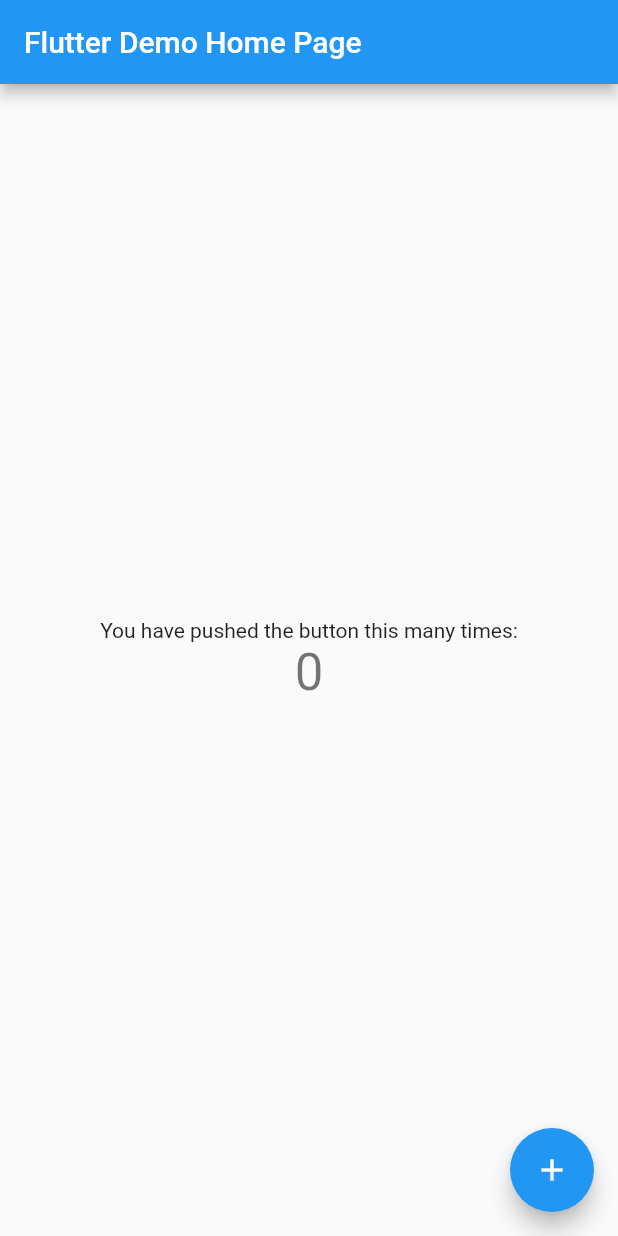
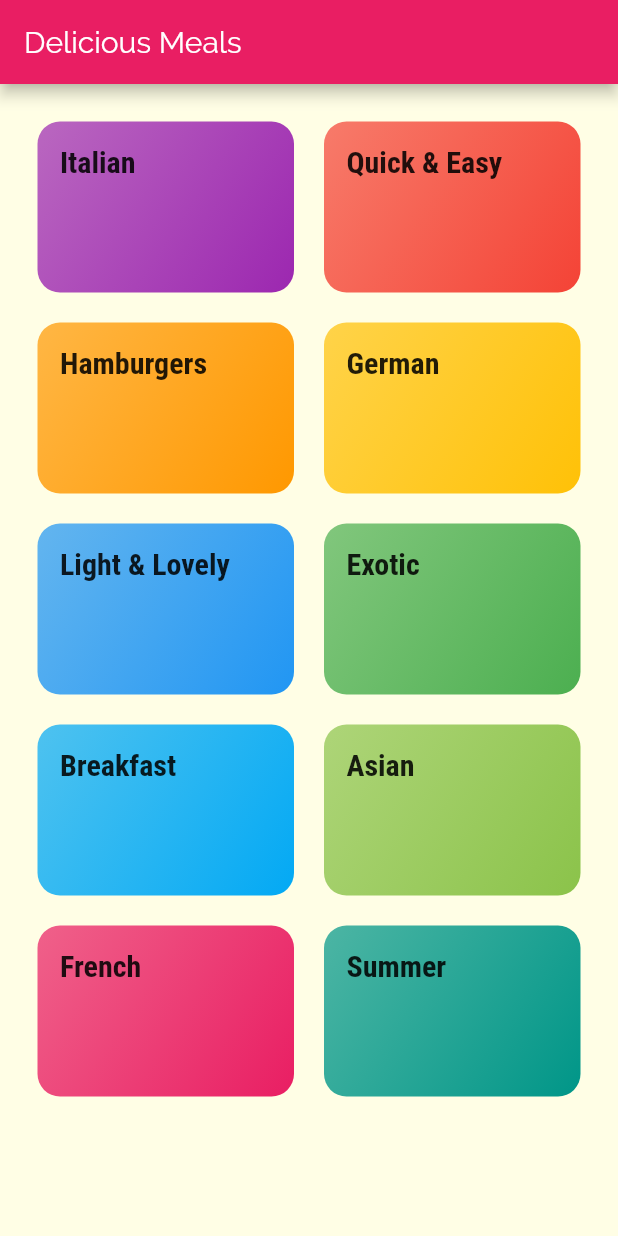
Before and after one commit to darshangit/flutter-app3-meals, a Flutter app: the screen it shows after launch, on a phone screen of 412 x 824 dp. Run offline on Flutter 3.47's test engine with Material 2 defaults, Android fonts, the phone set to English and light mode, and no system bars.

Commit message:
fonts , theme and initial structure with first page

```diff
--- /dev/null
+++ b/lib/categories_screen.dart
@@ -0,0 +1,23 @@
+import 'package:flutter/material.dart';
+
+import 'category_item.dart';
+import 'dummy-data.dart';
+
+class CategoriesScreen extends StatelessWidget {
+  @override
+  Widget build(BuildContext context) {
+    return Scaffold(
+        appBar: AppBar(title: const Text('Delicious Meals')),
+        body: GridView(
+          padding: const EdgeInsets.all(25),
+          children: DUMMY_CATEGORIES
+              .map((catData) => CategoryItem(catData.title, catData.color))
+              .toList(),
+          gridDelegate: SliverGridDelegateWithMaxCrossAxisExtent(
+              maxCrossAxisExtent: 200,
+              childAspectRatio: 3 / 2,
+              crossAxisSpacing: 20,
+              mainAxisSpacing: 20),
+        ));
+  }
+}
--- /dev/null
+++ b/lib/category_item.dart
@@ -0,0 +1,24 @@
+import 'package:flutter/material.dart';
+
+class CategoryItem extends StatelessWidget {
+  final String title;
+  final Color color;
+
+  CategoryItem(this.title, this.color);
+
+  @override
+  Widget build(BuildContext context) {
+    return Container(
+        padding: const EdgeInsets.all(15),
+        child: Text(
+          title,
+          style: Theme.of(context).textTheme.title,
+        ),
+        decoration: BoxDecoration(
+            gradient: LinearGradient(
+                colors: [color.withOpacity(0.7), color],
+                begin: Alignment.topLeft,
+                end: Alignment.bottomRight),
+            borderRadius: BorderRadius.circular(15)));
+  }
+}
--- /dev/null
+++ b/lib/dummy-data.dart
@@ -0,0 +1,56 @@
+import 'package:flutter/material.dart';
+
+import './models/category.dart';
+
+const DUMMY_CATEGORIES = const [
+  Category(
+    id: 'c1',
+    title: 'Italian',
+    color: Colors.purple,
+  ),
+  Category(
+    id: 'c2',
+    title: 'Quick & Easy',
+    color: Colors.red,
+  ),
+  Category(
+    id: 'c3',
+    title: 'Hamburgers',
+    color: Colors.orange,
+  ),
+  Category(
+    id: 'c4',
+    title: 'German',
+    color: Colors.amber,
+  ),
+  Category(
+    id: 'c5',
+    title: 'Light & Lovely',
+    color: Colors.blue,
+  ),
+  Category(
+    id: 'c6',
+    title: 'Exotic',
+    color: Colors.green,
+  ),
+  Category(
+    id: 'c7',
+    title: 'Breakfast',
+    color: Colors.lightBlue,
+  ),
+  Category(
+    id: 'c8',
+    title: 'Asian',
+    color: Colors.lightGreen,
+  ),
+  Category(
+    id: 'c9',
+    title: 'French',
+    color: Colors.pink,
+  ),
+  Category(
+    id: 'c10',
+    title: 'Summer',
+    color: Colors.teal,
+  ),
+];
--- a/lib/main.dart
+++ b/lib/main.dart
@@ -1,111 +1,26 @@
 import 'package:flutter/material.dart';
+import 'package:flutter_app3_meals/categories_screen.dart';
 
 void main() => runApp(MyApp());
 
 class MyApp extends StatelessWidget {
-  // This widget is the root of your application.
   @override
   Widget build(BuildContext context) {
     return MaterialApp(
-      title: 'Flutter Demo',
+      title: 'Delicious',
       theme: ThemeData(
-        // This is the theme of your application.
-        //
-        // Try running your application with "flutter run". You'll see the
-        // application has a blue toolbar. Then, without quitting the app, try
-        // changing the primarySwatch below to Colors.green and then invoke
-        // "hot reload" (press "r" in the console where you ran "flutter run",
-        // or simply save your changes to "hot reload" in a Flutter IDE).
-        // Notice that the counter didn't reset back to zero; the application
-        // is not restarted.
-        primarySwatch: Colors.blue,
-      ),
-      home: MyHomePage(title: 'Flutter Demo Home Page'),
+          primarySwatch: Colors.pink,
+          accentColor: Colors.amber,
+          canvasColor: Color.fromRGBO(255, 254, 229, 1),
+          fontFamily: 'Raleway',
+          textTheme: ThemeData.light().textTheme.copyWith(
+              body1: TextStyle(color: Color.fromRGBO(20, 51, 51, 1)),
+              body2: TextStyle(color: Color.fromRGBO(20, 51, 51, 1)),
+              title: TextStyle(
+                  fontSize: 20,
+                  fontFamily: 'RobotoCondensed',
+                  fontWeight: FontWeight.bold))),
+      home: CategoriesScreen(),
     );
   }
 }
-
-class MyHomePage extends StatefulWidget {
-  MyHomePage({Key key, this.title}) : super(key: key);
-
-  // This widget is the home page of your application. It is stateful, meaning
-  // that it has a State object (defined below) that contains fields that affect
-  // how it looks.
-
-  // This class is the configuration for the state. It holds the values (in this
-  // case the title) provided by the parent (in this case the App widget) and
-  // used by the build method of the State. Fields in a Widget subclass are
-  // always marked "final".
-
-  final String title;
-
-  @override
-  _MyHomePageState createState() => _MyHomePageState();
-}
-
-class _MyHomePageState extends State<MyHomePage> {
-  int _counter = 0;
-
-  void _incrementCounter() {
-    setState(() {
-      // This call to setState tells the Flutter framework that something has
-      // changed in this State, which causes it to rerun the build method below
-      // so that the display can reflect the updated values. If we changed
-      // _counter without calling setState(), then the build method would not be
-      // called again, and so nothing would appear to happen.
-      _counter++;
-    });
-  }
-
-  @override
-  Widget build(BuildContext context) {
-    // This method is rerun every time setState is called, for instance as done
-    // by the _incrementCounter method above.
-    //
-    // The Flutter framework has been optimized to make rerunning build methods
-    // fast, so that you can just rebuild anything that needs updating rather
-    // than having to individually change instances of widgets.
-    return Scaffold(
-      appBar: AppBar(
-        // Here we take the value from the MyHomePage object that was created by
-        // the App.build method, and use it to set our appbar title.
-        title: Text(widget.title),
-      ),
-      body: Center(
-        // Center is a layout widget. It takes a single child and positions it
-        // in the middle of the parent.
-        child: Column(
-          // Column is also a layout widget. It takes a list of children and
-          // arranges them vertically. By default, it sizes itself to fit its
-          // children horizontally, and tries to be as tall as its parent.
-          //
-          // Invoke "debug painting" (press "p" in the console, choose the
-          // "Toggle Debug Paint" action from the Flutter Inspector in Android
-          // Studio, or the "Toggle Debug Paint" command in Visual Studio Code)
-          // to see the wireframe for each widget.
-          //
-          // Column has various properties to control how it sizes itself and
-          // how it positions its children. Here we use mainAxisAlignment to
-          // center the children vertically; the main axis here is the vertical
-          // axis because Columns are vertical (the cross axis would be
-          // horizontal).
-          mainAxisAlignment: MainAxisAlignment.center,
-          children: <Widget>[
-            Text(
-              'You have pushed the button this many times:',
-            ),
-            Text(
-              '$_counter',
-              style: Theme.of(context).textTheme.display1,
-            ),
-          ],
-        ),
-      ),
-      floatingActionButton: FloatingActionButton(
-        onPressed: _incrementCounter,
-        tooltip: 'Increment',
-        child: Icon(Icons.add),
-      ), // This trailing comma makes auto-formatting nicer for build methods.
-    );
-  }
-}
--- /dev/null
+++ b/lib/models/category.dart
@@ -0,0 +1,10 @@
+import 'package:flutter/material.dart';
+
+class Category {
+  final String id;
+  final String title;
+  final Color color;
+
+  const Category(
+      {@required this.id, @required this.title, this.color = Colors.orange});
+}
```
Also changed, not shown: pubspec.yaml (+17 -6 lines), assets/fonts/Raleway-Black.ttf (added), assets/fonts/Raleway-Bold.ttf (added), assets/fonts/Raleway-Regular.ttf (added), assets/fonts/RobotoCondensed-Bold.ttf (added), assets/fonts/RobotoCondensed-Italic.ttf (added), assets/fonts/RobotoCondensed-Light.ttf (added), assets/fonts/RobotoCondensed-Regular.ttf (added).
